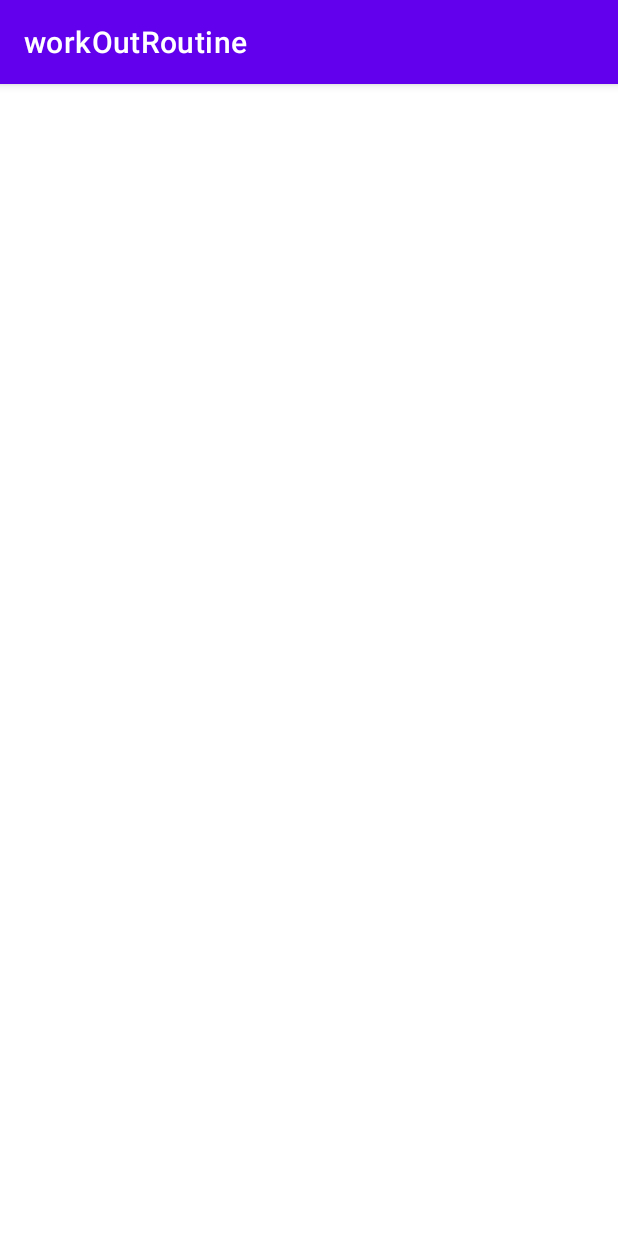
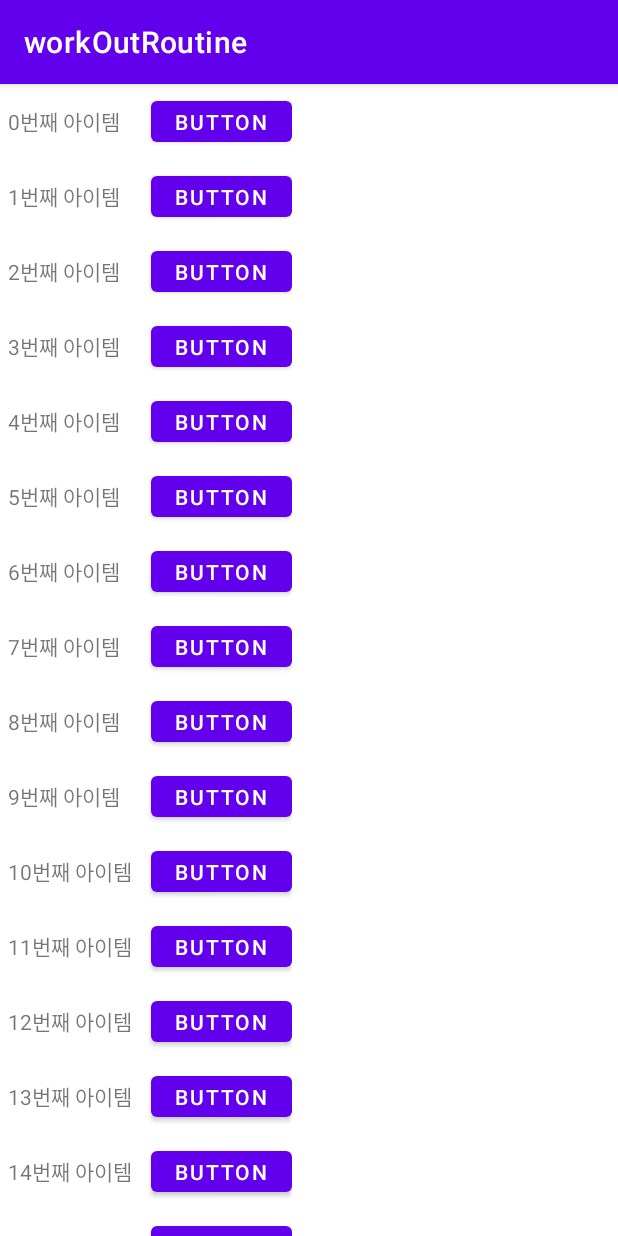
Before and after one commit to SUNGIN99/workOutRoutine-Android_Project-, an Android app: the screen it shows after launch (MainActivity), on a phone screen of 412 x 824 dp. Run offline under Robolectric (Android 15) with nearby library versions, the phone set to English and light mode, and no system bars.

Commit message:
22.11.05 리싸이클러뷰 공부하기.. 아직까지 잘 모르겟음

```diff
--- /dev/null
+++ b/app/src/main/java/com/example/workoutroutine/Adapter.java
@@ -0,0 +1,58 @@
+package com.example.workoutroutine;
+
+import static android.content.Context.LAYOUT_INFLATER_SERVICE;
+
+import android.content.Context;
+import android.view.LayoutInflater;
+import android.view.View;
+import android.view.ViewGroup;
+import android.widget.TextView;
+
+import androidx.annotation.NonNull;
+import androidx.recyclerview.widget.RecyclerView;
+
+import java.util.ArrayList;
+
+public class Adapter extends RecyclerView.Adapter<ViewHolder>{
+    private ArrayList<String> arrayList;
+
+    public Adapter(){
+        arrayList = new ArrayList<>();
+    }
+
+    @NonNull
+    @Override
+    public ViewHolder onCreateViewHolder(@NonNull ViewGroup parent, int viewType){
+        // RecyclerView는 ViewHolder를 새로 만들어야할때마다 이 메소드를 호출 함.
+        // 이 메서드는 ViewHolder와 그에 연겨된 뷰를 생성하고 초기화하지만, 뷰의 콘텐츠를 채우지는 않는다.
+        // ViewHoldr 가 아직 특정 데이터에 바인딩 된 상태가 아니기 때문이다.
+        Context context = parent.getContext();
+        LayoutInflater inflater = (LayoutInflater) context.getSystemService(Context.LAYOUT_INFLATER_SERVICE);
+
+        View view = inflater.inflate(R.layout.item_list, parent, false);
+
+        ViewHolder viewholder = new ViewHolder(context, view);
+
+        return viewholder;
+    }
+
+    @Override
+    public void onBindViewHolder(@NonNull ViewHolder holder, int position){
+        // RecyclerView는 ViewHolder를 데이터와 연결할 때 이 메소드를 호출한다.
+        // 이 메소드는 적절한 데이터를 가져와서 ViewHolder의 레이아웃을 채운다.
+        // 예를 들어 RecyclerView가 이름 리스트를 표시하는 경우,
+        // 이 메서드는 리스트에서 적절한 이름을 찾아 ViewHolder의 TextView위젯을 채울것이다.
+        String text = arrayList.get(position);
+        holder.textView.setText(text);
+    }
+
+    @Override
+    public int getItemCount(){
+        return arrayList.size();
+    }
+
+    public void setArrayData(String strData){
+        arrayList.add(strData);
+    }
+
+}
--- a/app/src/main/java/com/example/workoutroutine/MainActivity.java
+++ b/app/src/main/java/com/example/workoutroutine/MainActivity.java
@@ -1,14 +1,35 @@
 package com.example.workoutroutine;
 
 import androidx.appcompat.app.AppCompatActivity;
+import androidx.recyclerview.widget.GridLayoutManager;
+import androidx.recyclerview.widget.LinearLayoutManager;
+import androidx.recyclerview.widget.RecyclerView;
 
 import android.os.Bundle;
+import android.util.Log;
+import android.view.View;
 
-public class MainActivity extends AppCompatActivity {
+public class MainActivity extends AppCompatActivity{
+
+    RecyclerView recyclerView;
+    Adapter adapter;
 
     @Override
     protected void onCreate(Bundle savedInstanceState) {
         super.onCreate(savedInstanceState);
         setContentView(R.layout.activity_main);
+
+        recyclerView = (RecyclerView)findViewById(R.id.recycler_view);
+        recyclerView.setLayoutManager(new LinearLayoutManager(this, RecyclerView.VERTICAL, false));
+        //상하 스크롤
+
+        adapter = new Adapter();
+        for(int i = 0; i< 100; i++){
+            String str= i+"번째 아이템";
+            adapter.setArrayData(str);
+        }
+
+        recyclerView.setAdapter(adapter);
     }
+
 }
--- /dev/null
+++ b/app/src/main/java/com/example/workoutroutine/ViewHolder.java
@@ -0,0 +1,30 @@
+package com.example.workoutroutine;
+
+import android.content.Context;
+import android.view.View;
+import android.widget.Button;
+import android.widget.TextView;
+import android.widget.Toast;
+
+import androidx.recyclerview.widget.RecyclerView;
+
+        public class ViewHolder extends RecyclerView.ViewHolder {
+
+            public TextView textView;
+            public Button button;
+
+            ViewHolder(Context context, View itemView){
+                super(itemView);
+
+                textView = itemView.findViewById(R.id.textView);
+                button = itemView.findViewById(R.id.button);
+        button.setOnClickListener(new View.OnClickListener(){
+            @Override
+            public void onClick(View v){
+                String strText = textView.getText().toString();
+                Toast.makeText(context, strText, Toast.LENGTH_SHORT).show();
+            }
+        });
+
+    }
+}
--- a/app/src/main/res/layout/activity_main.xml
+++ b/app/src/main/res/layout/activity_main.xml
@@ -1,7 +1,13 @@
 <?xml version="1.0" encoding="utf-8"?>
-<androidx.constraintlayout.widget.ConstraintLayout xmlns:android="http://schemas.android.com/apk/res/android"
-    xmlns:app="http://schemas.android.com/apk/res-auto"
-    xmlns:tools="http://schemas.android.com/tools"
+<RelativeLayout xmlns:android="http://schemas.android.com/apk/res/android"
     android:layout_width="match_parent"
     android:layout_height="match_parent"
-    tools:context=".MainActivity"/>
+    xmlns:tools="http://schemas.android.com/tools"
+    tools:context=".MainActivity">
+
+    <androidx.recyclerview.widget.RecyclerView
+        android:id="@+id/recycler_view"
+        android:layout_width="match_parent"
+        android:layout_height="match_parent" />
+
+</RelativeLayout>
--- /dev/null
+++ b/app/src/main/res/layout/item_list.xml
@@ -0,0 +1,25 @@
+<?xml version="1.0" encoding="utf-8"?>
+<RelativeLayout xmlns:android="http://schemas.android.com/apk/res/android"
+    android:layout_width="200dp"
+    android:layout_height="50dp"
+    android:gravity="center"
+    android:orientation="horizontal"
+    android:padding="5dp">
+
+
+    <TextView
+        android:id="@+id/textView"
+        android:layout_width="match_parent"
+        android:layout_height="match_parent"
+        android:layout_alignParentLeft ="true"
+        android:text="text text text text"
+        android:gravity="center_vertical"
+         />
+
+    <Button
+        android:layout_width="wrap_content"
+        android:layout_height="match_parent"
+        android:layout_alignParentRight="true"
+        android:text="button"
+        android:id="@+id/button"/>
+</RelativeLayout>
```
